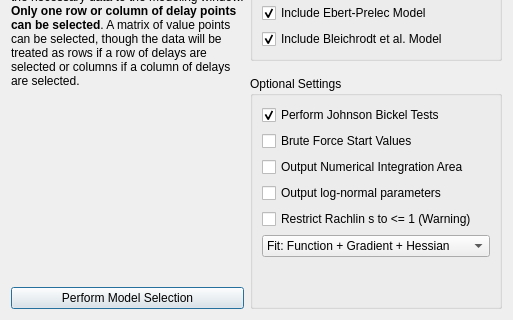
The window that Dialogs/discountingmodelselectioned50dialog.ui (miyamot0/ModelSelectorQt) describes before a commit, drawn with Qt 5; both pictures show x 0 to 513 and y 257 to 577 of the 513 by 577 pixel window.
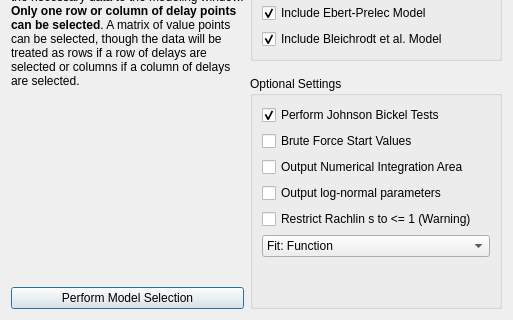
The same window after the commit.

What changed in the file:
```diff
--- a/Dialogs/discountingmodelselectioned50dialog.ui
+++ b/Dialogs/discountingmodelselectioned50dialog.ui
@@ -401,7 +401,7 @@
           <item>
            <widget class="QComboBox" name="comboBoxFitting">
             <property name="currentIndex">
-             <number>2</number>
+             <number>0</number>
             </property>
             <item>
              <property name="text">
```
